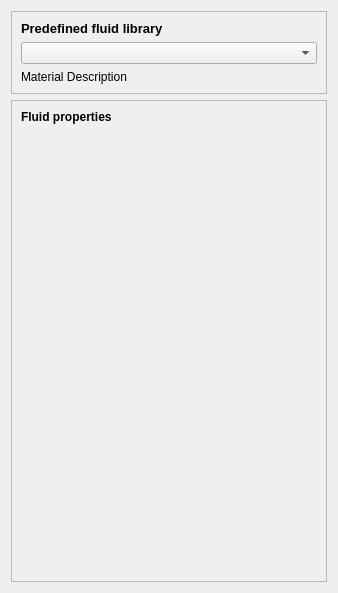
The window that TaskPanelCfdFluidProperties.ui (jaheyns/CfdOF) describes before a commit, drawn with Qt 5.
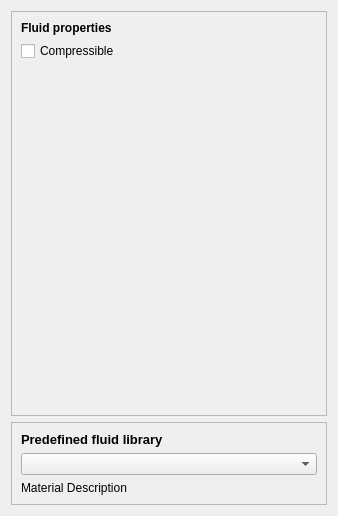
The same window after the commit.

Commit message: Support incompressible non-isothermal materials with polynomial properties

Patch:
```diff
--- a/TaskPanelCfdFluidProperties.ui
+++ b/TaskPanelCfdFluidProperties.ui
@@ -7,52 +7,13 @@
     <x>0</x>
     <y>0</y>
     <width>338</width>
-    <height>593</height>
+    <height>516</height>
    </rect>
   </property>
   <property name="windowTitle">
    <string>Fluid properties</string>
   </property>
   <layout class="QVBoxLayout" name="verticalLayout">
-   <item>
-    <widget class="QFrame" name="frame">
-     <property name="frameShape">
-      <enum>QFrame::StyledPanel</enum>
-     </property>
-     <property name="frameShadow">
-      <enum>QFrame::Raised</enum>
-     </property>
-     <layout class="QGridLayout" name="gridLayout">
-      <item row="2" column="0" colspan="2">
-       <widget class="QComboBox" name="PredefinedMaterialLibraryComboBox"/>
-      </item>
-      <item row="4" column="0" colspan="2">
-       <widget class="QLabel" name="fluidDescriptor">
-        <property name="text">
-         <string>Material Description</string>
-        </property>
-        <property name="wordWrap">
-         <bool>true</bool>
-        </property>
-       </widget>
-      </item>
-      <item row="1" column="0" colspan="2">
-       <widget class="QLabel" name="label">
-        <property name="font">
-         <font>
-          <pointsize>10</pointsize>
-          <weight>75</weight>
-          <bold>true</bold>
-         </font>
-        </property>
-        <property name="text">
-         <string>Predefined fluid library</string>
-        </property>
-       </widget>
-      </item>
-     </layout>
-    </widget>
-   </item>
    <item>
     <widget class="QFrame" name="frame_2">
      <property name="frameShape">
@@ -62,22 +23,6 @@
       <enum>QFrame::Raised</enum>
      </property>
      <layout class="QGridLayout" name="gridLayout_2">
-      <item row="2" column="0" colspan="2">
-       <layout class="QFormLayout" name="propertiesLayout"/>
-      </item>
-      <item row="0" column="0" colspan="2">
-       <widget class="QLabel" name="label_2">
-        <property name="font">
-         <font>
-          <weight>75</weight>
-          <bold>true</bold>
-         </font>
-        </property>
-        <property name="text">
-         <string>Fluid properties</string>
-        </property>
-       </widget>
-      </item>
       <item row="3" column="0">
        <spacer name="verticalSpacer">
         <property name="orientation">
@@ -90,6 +35,68 @@
          </size>
         </property>
        </spacer>
+      </item>
+      <item row="2" column="0" colspan="2">
+       <layout class="QFormLayout" name="propertiesLayout"/>
+      </item>
+      <item row="0" column="0" colspan="2">
+       <widget class="QLabel" name="label_2">
+        <property name="font">
+         <font>
+          <weight>75</weight>
+          <bold>true</bold>
+         </font>
+        </property>
+        <property name="text">
+         <string>Fluid properties</string>
+        </property>
+       </widget>
+      </item>
+      <item row="1" column="0">
+       <widget class="QCheckBox" name="compressibleCheckBox">
+        <property name="text">
+         <string>Compressible</string>
+        </property>
+       </widget>
+      </item>
+     </layout>
+    </widget>
+   </item>
+   <item>
+    <widget class="QFrame" name="frame">
+     <property name="frameShape">
+      <enum>QFrame::StyledPanel</enum>
+     </property>
+     <property name="frameShadow">
+      <enum>QFrame::Raised</enum>
+     </property>
+     <layout class="QGridLayout" name="gridLayout">
+      <item row="1" column="0" colspan="2">
+       <widget class="QLabel" name="label">
+        <property name="font">
+         <font>
+          <pointsize>10</pointsize>
+          <weight>75</weight>
+          <bold>true</bold>
+         </font>
+        </property>
+        <property name="text">
+         <string>Predefined fluid library</string>
+        </property>
+       </widget>
+      </item>
+      <item row="3" column="0" colspan="2">
+       <widget class="QLabel" name="fluidDescriptor">
+        <property name="text">
+         <string>Material Description</string>
+        </property>
+        <property name="wordWrap">
+         <bool>true</bool>
+        </property>
+       </widget>
+      </item>
+      <item row="2" column="0" colspan="2">
+       <widget class="QComboBox" name="PredefinedMaterialLibraryComboBox"/>
       </item>
      </layout>
     </widget>
```
The commit also changes 13 other files.
